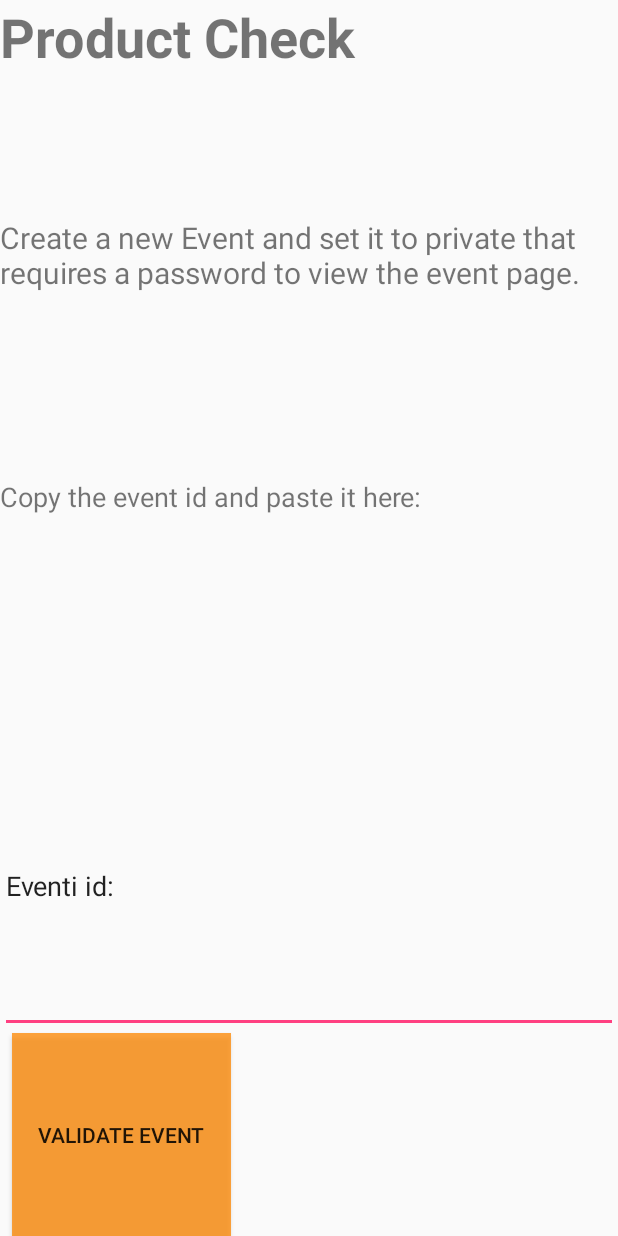
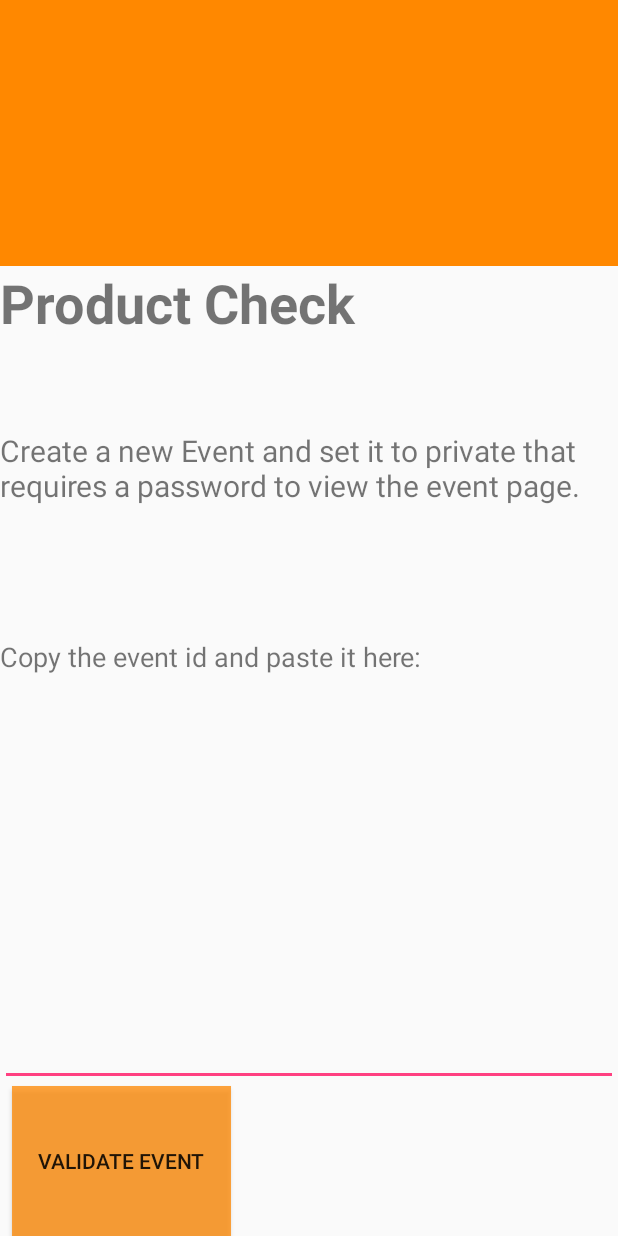
Before and after one commit to eb-manuelc/NBO_gamification, an Android app: the layout activity_product_check.xml on its own in the app's theme, with its tools: preview values and no code run, on a phone screen of 412 x 824 dp. Run offline under Robolectric (Android 15) with nearby library versions, the phone set to English and light mode, and no system bars.

Commit message:
Add color to product check and event listener

```diff
--- a/game/src/main/res/layout/activity_product_check.xml
+++ b/game/src/main/res/layout/activity_product_check.xml
@@ -12,6 +12,13 @@ tools:context=".ProductCheckActivity">
         android:layout_width="match_parent"
         android:layout_height="match_parent"
         android:orientation="vertical">
+
+        <ImageView
+            android:id="@+id/imageView2"
+            android:layout_width="match_parent"
+            android:layout_height="126dp"
+            android:layout_weight="1"
+            app:srcCompat="@android:color/holo_orange_dark" />
 
         <TextView
             android:id="@+id/textView5"
@@ -53,7 +60,7 @@ tools:context=".ProductCheckActivity">
             android:layout_weight="1"
             android:ems="10"
             android:inputType="textPersonName"
-            android:text="Eventi id:"
+            android:text=""
             tools:layout_editor_absoluteX="0dp"
             tools:layout_editor_absoluteY="361dp" />
 
```
Also changed, not shown: game/src/main/java/com/example/manuelc/nbo_gamification/game/ProductCheckActivity.java (+22 -3 lines).
